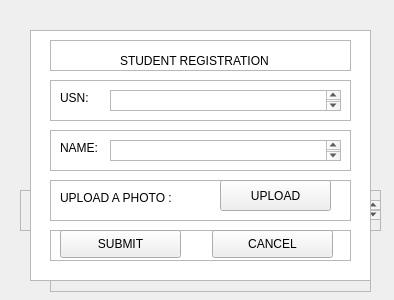
Qt form FacesRecognition.ui (nitin-vk/face-recognition-based-attendance) before a commit.
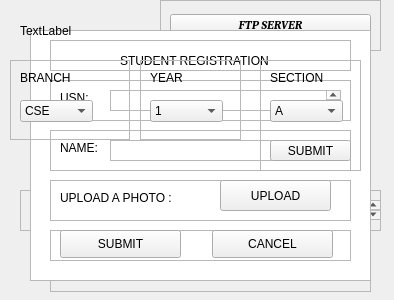
The same form after that commit.

Commit message: added combo box instead of file search

What changed in the file:
```diff
--- a/FacesRecognition.ui
+++ b/FacesRecognition.ui
@@ -16,10 +16,10 @@
   <widget class="QFrame" name="frame">
    <property name="geometry">
     <rect>
-     <x>90</x>
-     <y>111</y>
-     <width>261</width>
-     <height>71</height>
+     <x>160</x>
+     <y>0</y>
+     <width>221</width>
+     <height>51</height>
     </rect>
    </property>
    <property name="frameShape">
@@ -50,67 +50,8 @@
       </property>
      </widget>
     </item>
-    <item>
-     <widget class="QPushButton" name="localBtn">
-      <property name="minimumSize">
-       <size>
-        <width>100</width>
-        <height>0</height>
-       </size>
-      </property>
-      <property name="font">
-       <font>
-        <family>Cambria</family>
-        <weight>75</weight>
-        <italic>true</italic>
-        <bold>true</bold>
-       </font>
-      </property>
-      <property name="text">
-       <string>LOCAL FILES</string>
-      </property>
-     </widget>
-    </item>
    </layout>
   </widget>
-  <widget class="QFrame" name="frame_2">
-   <property name="geometry">
-    <rect>
-     <x>70</x>
-     <y>50</y>
-     <width>281</width>
-     <height>31</height>
-    </rect>
-   </property>
-   <property name="frameShape">
-    <enum>QFrame::StyledPanel</enum>
-   </property>
-   <property name="frameShadow">
-    <enum>QFrame::Raised</enum>
-   </property>
-   <widget class="QLabel" name="selectLabel">
-    <property name="geometry">
-     <rect>
-      <x>20</x>
-      <y>10</y>
-      <width>281</width>
-      <height>21</height>
-     </rect>
-    </property>
-    <property name="font">
-     <font>
-      <family>Arial</family>
-      <pointsize>8</pointsize>
-      <weight>75</weight>
-      <italic>true</italic>
-      <bold>true</bold>
-     </font>
-    </property>
-    <property name="text">
-     <string>&lt;html&gt;&lt;head/&gt;&lt;body&gt;&lt;p&gt;&lt;span style=&quot; color:#1793c8;&quot;&gt;SELECT COMPILED FILE FROM&lt;/span&gt;&lt;/p&gt;&lt;/body&gt;&lt;/html&gt;</string>
-    </property>
-   </widget>
-  </widget>
   <widget class="QFrame" name="afterSelectFrame">
    <property name="geometry">
     <rect>
@@ -609,6 +550,209 @@
     </property>
    </widget>
   </widget>
+  <widget class="QFrame" name="frame_8">
+   <property name="geometry">
+    <rect>
+     <x>10</x>
+     <y>60</y>
+     <width>120</width>
+     <height>80</height>
+    </rect>
+   </property>
+   <property name="frameShape">
+    <enum>QFrame::StyledPanel</enum>
+   </property>
+   <property name="frameShadow">
+    <enum>QFrame::Raised</enum>
+   </property>
+   <widget class="QComboBox" name="branchComboBox">
+    <property name="geometry">
+     <rect>
+      <x>10</x>
+      <y>40</y>
+      <width>73</width>
+      <height>22</height>
+     </rect>
+    </property>
+    <item>
+     <property name="text">
+      <string>CSE</string>
+     </property>
+    </item>
+    <item>
+     <property name="text">
+      <string>ISE</string>
+     </property>
+    </item>
+    <item>
+     <property name="text">
+      <string>ECE</string>
+     </property>
+    </item>
+    <item>
+     <property name="text">
+      <string>MECH</string>
+     </property>
+    </item>
+    <item>
+     <property name="text">
+      <string>IM</string>
+     </property>
+    </item>
+   </widget>
+   <widget class="QLabel" name="branchLabel">
+    <property name="geometry">
+     <rect>
+      <x>10</x>
+      <y>10</y>
+      <width>55</width>
+      <height>16</height>
+     </rect>
+    </property>
+    <property name="text">
+     <string>BRANCH</string>
+    </property>
+   </widget>
+  </widget>
+  <widget class="QFrame" name="frame_9">
+   <property name="geometry">
+    <rect>
+     <x>140</x>
+     <y>60</y>
+     <width>101</width>
+     <height>80</height>
+    </rect>
+   </property>
+   <property name="frameShape">
+    <enum>QFrame::StyledPanel</enum>
+   </property>
+   <property name="frameShadow">
+    <enum>QFrame::Raised</enum>
+   </property>
+   <widget class="QComboBox" name="yearComboBox">
+    <property name="geometry">
+     <rect>
+      <x>10</x>
+      <y>40</y>
+      <width>73</width>
+      <height>22</height>
+     </rect>
+    </property>
+    <item>
+     <property name="text">
+      <string>1</string>
+     </property>
+    </item>
+    <item>
+     <property name="text">
+      <string>2</string>
+     </property>
+    </item>
+    <item>
+     <property name="text">
+      <string>3</string>
+     </property>
+    </item>
+    <item>
+     <property name="text">
+      <string>4</string>
+     </property>
+    </item>
+   </widget>
+   <widget class="QLabel" name="yearLabel">
+    <property name="geometry">
+     <rect>
+      <x>10</x>
+      <y>10</y>
+      <width>55</width>
+      <height>16</height>
+     </rect>
+    </property>
+    <property name="text">
+     <string>YEAR</string>
+    </property>
+   </widget>
+  </widget>
+  <widget class="QFrame" name="frame_10">
+   <property name="geometry">
+    <rect>
+     <x>260</x>
+     <y>60</y>
+     <width>101</width>
+     <height>111</height>
+    </rect>
+   </property>
+   <property name="frameShape">
+    <enum>QFrame::StyledPanel</enum>
+   </property>
+   <property name="frameShadow">
+    <enum>QFrame::Raised</enum>
+   </property>
+   <widget class="QComboBox" name="sectionComboBox">
+    <property name="geometry">
+     <rect>
+      <x>10</x>
+      <y>40</y>
+      <width>73</width>
+      <height>22</height>
+     </rect>
+    </property>
+    <item>
+     <property name="text">
+      <string>A</string>
+     </property>
+    </item>
+    <item>
+     <property name="text">
+      <string>B</string>
+     </property>
+    </item>
+    <item>
+     <property name="text">
+      <string>C</string>
+     </property>
+    </item>
+   </widget>
+   <widget class="QLabel" name="sectionLabel">
+    <property name="geometry">
+     <rect>
+      <x>10</x>
+      <y>10</y>
+      <width>55</width>
+      <height>16</height>
+     </rect>
+    </property>
+    <property name="text">
+     <string>SECTION</string>
+    </property>
+   </widget>
+   <widget class="QPushButton" name="classSubmitBtn">
+    <property name="geometry">
+     <rect>
+      <x>10</x>
+      <y>80</y>
+      <width>81</width>
+      <height>21</height>
+     </rect>
+    </property>
+    <property name="text">
+     <string>SUBMIT</string>
+    </property>
+   </widget>
+  </widget>
+  <widget class="QLabel" name="label_5">
+   <property name="geometry">
+    <rect>
+     <x>20</x>
+     <y>20</y>
+     <width>111</width>
+     <height>21</height>
+    </rect>
+   </property>
+   <property name="text">
+    <string>TextLabel</string>
+   </property>
+  </widget>
  </widget>
  <resources/>
  <connections/>
```
The commit also changes 1 other file.
